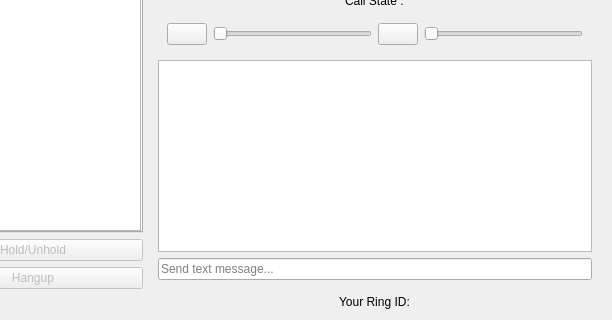
Before: the Qt Designer form callwidget.ui in savoirfairelinux/jami-client-windows, drawn with Qt 5; both pictures show x 88 to 700 and y 391 to 711 of the 700 by 711 pixel window.
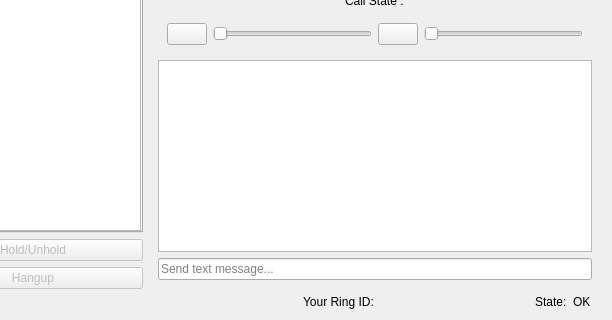
After: the same form once the commit is applied. Icons and pictures are not drawn. Custom widgets are drawn as their Qt base class.

Commit message:
UI: add account state hint on main view
Refs #74598

```diff
--- a/callwidget.ui
+++ b/callwidget.ui
@@ -20,25 +20,6 @@
    <string>Form</string>
   </property>
   <layout class="QGridLayout" name="gridLayout">
-   <item row="1" column="1" alignment="Qt::AlignHCenter">
-    <widget class="QLabel" name="ringIdLabel">
-     <property name="minimumSize">
-      <size>
-       <width>0</width>
-       <height>0</height>
-      </size>
-     </property>
-     <property name="text">
-      <string>Your Ring ID:</string>
-     </property>
-     <property name="margin">
-      <number>0</number>
-     </property>
-     <property name="textInteractionFlags">
-      <set>Qt::LinksAccessibleByMouse|Qt::TextSelectableByMouse</set>
-     </property>
-    </widget>
-   </item>
    <item row="0" column="0">
     <layout class="QVBoxLayout" name="verticalLayout_2">
      <property name="spacing">
@@ -429,6 +410,49 @@
      </layout>
     </widget>
    </item>
+   <item row="1" column="1">
+    <layout class="QHBoxLayout" name="horizontalLayout_5" stretch="1,0,0">
+     <property name="topMargin">
+      <number>0</number>
+     </property>
+     <property name="rightMargin">
+      <number>10</number>
+     </property>
+     <item alignment="Qt::AlignHCenter">
+      <widget class="QLabel" name="ringIdLabel">
+       <property name="minimumSize">
+        <size>
+         <width>0</width>
+         <height>0</height>
+        </size>
+       </property>
+       <property name="text">
+        <string>Your Ring ID:</string>
+       </property>
+       <property name="margin">
+        <number>0</number>
+       </property>
+       <property name="textInteractionFlags">
+        <set>Qt::LinksAccessibleByMouse|Qt::TextSelectableByMouse</set>
+       </property>
+      </widget>
+     </item>
+     <item alignment="Qt::AlignRight">
+      <widget class="QLabel" name="label_2">
+       <property name="text">
+        <string>State:</string>
+       </property>
+      </widget>
+     </item>
+     <item alignment="Qt::AlignRight">
+      <widget class="QLabel" name="accountStateHintLabel">
+       <property name="text">
+        <string>OK</string>
+       </property>
+      </widget>
+     </item>
+    </layout>
+   </item>
   </layout>
  </widget>
  <customwidgets>
```
The commit also changes 2 other files.
